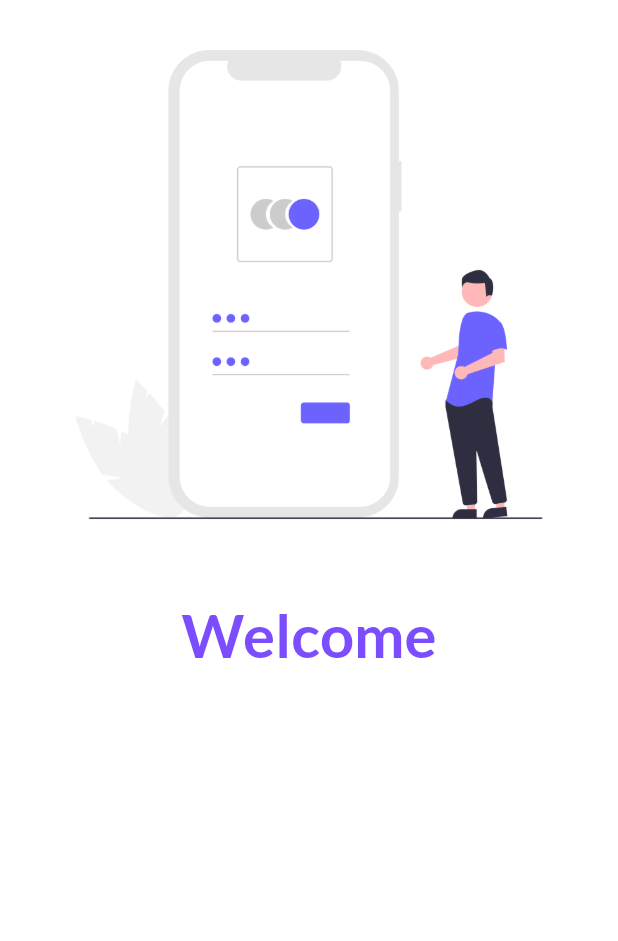
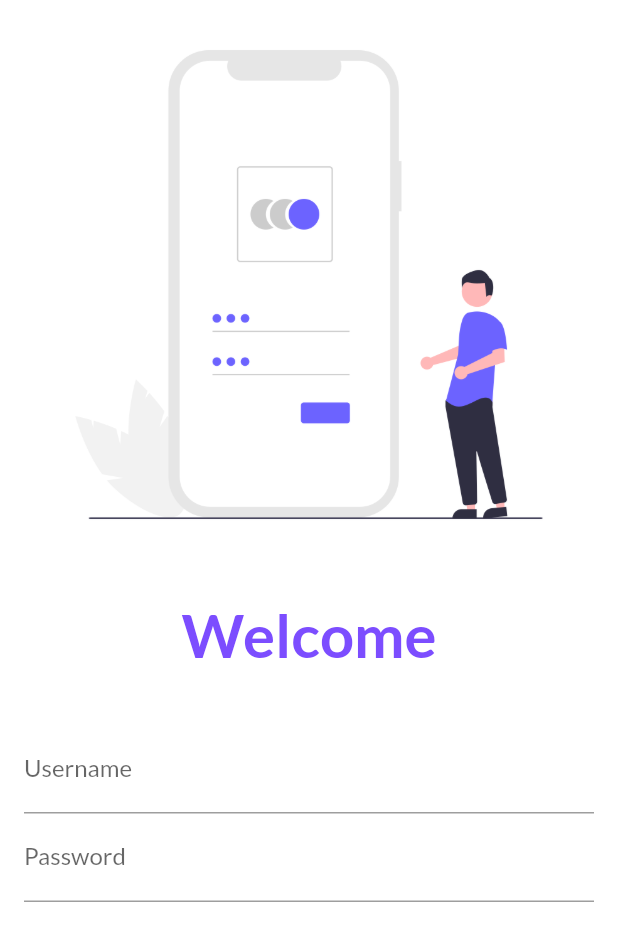
Before and after one commit to vibuverma/flutter-demo-application, a Flutter app: the screen it shows after launch, on a phone screen of 412 x 824 dp. Shown: the top 941 px of the screen. Run offline on Flutter 3.47's test engine with Material 2 defaults, Android fonts, the light colour scheme and no system bars; our stand-ins replace google_fonts.

Commit message:
login_page: labels added, padding added

```diff
--- a/lib/pages/login_page.dart
+++ b/lib/pages/login_page.dart
@@ -28,6 +28,23 @@ class LoginPage extends StatelessWidget {
             SizedBox(
               height: 20,
             ),
+            Padding(
+              padding: const EdgeInsets.all(16.0),
+              child: Column(children: [
+                TextFormField(
+                  decoration: InputDecoration(
+                    hintText: "Enter Username",
+                    labelText: "Username",
+                  ),
+                ),
+                TextFormField(
+                  decoration: InputDecoration(
+                    hintText: "Enter Password",
+                    labelText: "Password",
+                  ),
+                ),
+              ]),
+            )
           ],
         ));
   }
```
